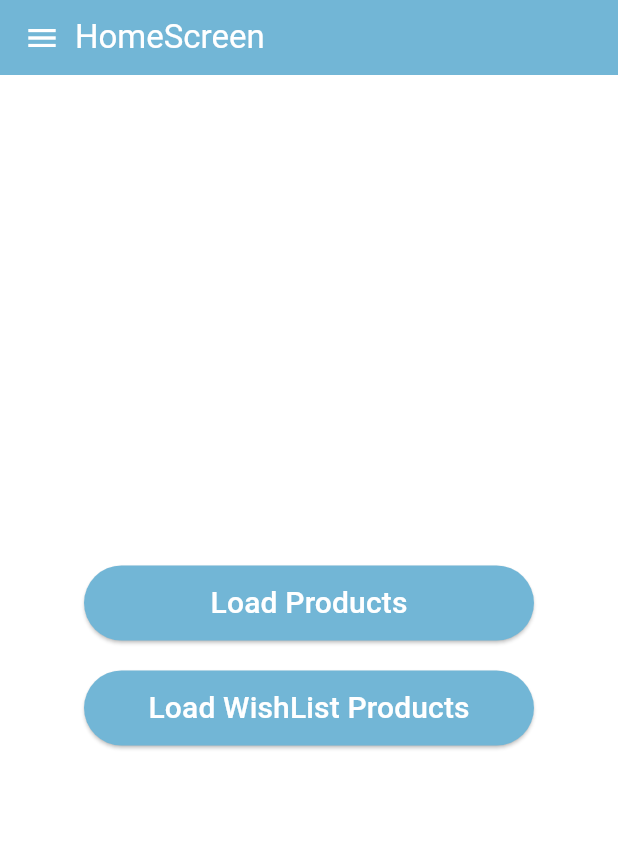
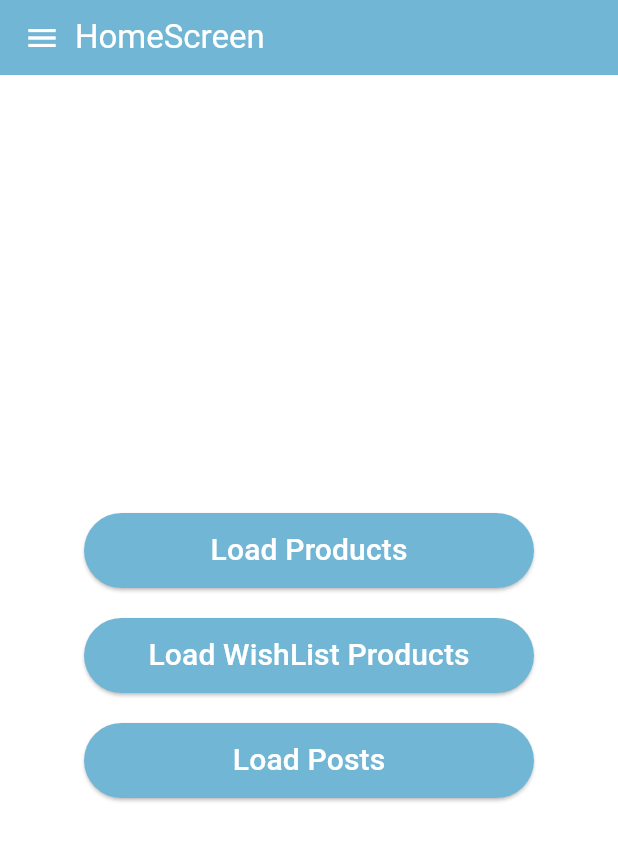
Before and after one commit to aviekhande/counterapp, a Flutter app: the HomeScreen screen opened by its route, on a phone screen of 412 x 824 dp. Shown: the top 841 px of the screen. Run offline on Flutter 3.47's test engine with Material 3 defaults, Android fonts, the phone set to English and light mode, and no system bars; drawn by our look-alikes of loader_overlay; our stand-ins replace auto_route, bloc, cloud_firestore, connectivity_plus, dio, equatable and 15 more; accounts and stored records are empty; generated files the repository leaves out were written again.

Commit message:
paging in posts api

```diff
--- a/lib/core/constants/constants.dart
+++ b/lib/core/constants/constants.dart
@@ -1 +1,2 @@
 const String productAPIBaseURL = "https://fakestoreapi.com";
+const String postAPIBaseURL = "https://dummyjson.com";
--- a/lib/core/routes/routes.dart
+++ b/lib/core/routes/routes.dart
@@ -21,12 +21,14 @@ class AppRouter extends $AppRouter {
         AutoRoute(
           page: SignUpScreenRoute.page,
         ),
-
         AutoRoute(
           page: SignUpScreenRoute.page,
         ),
         AutoRoute(
           page: ProfileScreenRoute.page,
+        ),
+            AutoRoute(
+          page: PostScreenRoute.page,
         ),
         isLogin()!=null?
         AutoRoute(page: HomeScreenRoute.page, path: "/"): AutoRoute(page: HomeScreenRoute.page),
--- a/lib/features/home_screen/presentation/pages/home_screen.dart
+++ b/lib/features/home_screen/presentation/pages/home_screen.dart
@@ -23,6 +23,7 @@ class _HomeScreenState extends State<HomeScreen> {
     internetBloc = context.read<InternetBloc>();
     internetBloc.checkInternet();
     internetBloc.trackConnectivityChange();
+    context.read<WishlistBloc>().add(WishListfetch());
     super.initState();
   }
 
@@ -70,8 +71,6 @@ class _HomeScreenState extends State<HomeScreen> {
                                 Color.fromARGB(255, 114, 182, 214)),
                             minimumSize: WidgetStatePropertyAll(Size(300, 50))),
                         onPressed: () async {
-                          context.read<WishlistBloc>().add(WishListfetch());
-                          // WishlistLoaded(wish);
                           if (state.status == ConnectivityStatus.disconnected) {
                             ScaffoldMessenger.of(context).showSnackBar(
                                 const SnackBar(
@@ -134,6 +133,35 @@ class _HomeScreenState extends State<HomeScreen> {
                         },
                       ),
                     ),
+                    const SizedBox(
+                      height: 20,
+                    ),
+                    BlocBuilder<InternetBloc, InternetStatus>(
+                        builder: (context, state) {
+                      return ElevatedButton(
+                        style: const ButtonStyle(
+                            backgroundColor: WidgetStatePropertyAll(
+                                Color.fromARGB(255, 114, 182, 214)),
+                            minimumSize: WidgetStatePropertyAll(Size(300, 50))),
+                        onPressed: () {
+                          if (state.status == ConnectivityStatus.disconnected) {
+                            ScaffoldMessenger.of(context).showSnackBar(
+                                const SnackBar(
+                                    content:
+                                        Text("Please connect to Internet")));
+                          } else {
+                            context.loaderOverlay.show();
+                            AutoRouter.of(context)
+                                .push(const PostScreenRoute());
+                          }
+                          context.loaderOverlay.hide();
+                        },
+                        child: const Text(
+                          "Load Posts",
+                          style: TextStyle(color: Colors.white, fontSize: 20),
+                        ),
+                      );
+                    })
                   ],
                 ),
                 drawer: const CommonDrawer(),
--- /dev/null
+++ b/lib/features/posts/data/data_source/getpost_api.dart
@@ -0,0 +1,18 @@
+import 'package:counterapp/features/posts/data/models/posts_model.dart';
+import 'package:dio/dio.dart';
+import 'package:retrofit/http.dart';
+import 'package:retrofit/retrofit.dart';
+import '../../../../core/constants/constants.dart';
+part 'getpost_api.g.dart';
+
+@RestApi(baseUrl: postAPIBaseURL)
+abstract class ApiService1 {
+  factory ApiService1(Dio dio, {String baseUrl}) = _ApiService1;
+
+  //--> Get Request
+  @GET('/posts')
+  Future<Posta> getPostData(
+    @Query('limit') int limit,
+    @Query('skip') int skip,
+  );
+}
--- /dev/null
+++ b/lib/features/posts/data/models/posts_model.dart
@@ -0,0 +1,166 @@
+class Posta {
+  List<Posts>? _posts;
+  int? _total;
+  int? _skip;
+  int? _limit;
+
+  Posta({List<Posts>? posts, int? total, int? skip, int? limit}) {
+    if (posts != null) {
+      this._posts = posts;
+    }
+    if (total != null) {
+      this._total = total;
+    }
+    if (skip != null) {
+      this._skip = skip;
+    }
+    if (limit != null) {
+      this._limit = limit;
+    }
+  }
+
+  List<Posts>? get posts => _posts;
+  set posts(List<Posts>? posts) => _posts = posts;
+  int? get total => _total;
+  set total(int? total) => _total = total;
+  int? get skip => _skip;
+  set skip(int? skip) => _skip = skip;
+  int? get limit => _limit;
+  set limit(int? limit) => _limit = limit;
+
+  Posta.fromJson(Map<String, dynamic> json) {
+    if (json['posts'] != null) {
+      _posts = <Posts>[];
+      json['posts'].forEach((v) {
+        _posts!.add(new Posts.fromJson(v));
+      });
+    }
+    _total = json['total'];
+    _skip = json['skip'];
+    _limit = json['limit'];
+  }
+
+  Map<String, dynamic> toJson() {
+    final Map<String, dynamic> data = new Map<String, dynamic>();
+    if (this._posts != null) {
+      data['posts'] = this._posts!.map((v) => v.toJson()).toList();
+    }
+    data['total'] = this._total;
+    data['skip'] = this._skip;
+    data['limit'] = this._limit;
+    return data;
+  }
+}
+
+class Posts {
+  int? _id;
+  String? _title;
+  String? _body;
+  List<String>? _tags;
+  Reactions? _reactions;
+  int? _views;
+  int? _userId;
+
+  Posts(
+      {int? id,
+      String? title,
+      String? body,
+      List<String>? tags,
+      Reactions? reactions,
+      int? views,
+      int? userId}) {
+    if (id != null) {
+      this._id = id;
+    }
+    if (title != null) {
+      this._title = title;
+    }
+    if (body != null) {
+      this._body = body;
+    }
+    if (tags != null) {
+      this._tags = tags;
+    }
+    if (reactions != null) {
+      this._reactions = reactions;
+    }
+    if (views != null) {
+      this._views = views;
+    }
+    if (userId != null) {
+      this._userId = userId;
+    }
+  }
+
+  int? get id => _id;
+  set id(int? id) => _id = id;
+  String? get title => _title;
+  set title(String? title) => _title = title;
+  String? get body => _body;
+  set body(String? body) => _body = body;
+  List<String>? get tags => _tags;
+  set tags(List<String>? tags) => _tags = tags;
+  Reactions? get reactions => _reactions;
+  set reactions(Reactions? reactions) => _reactions = reactions;
+  int? get views => _views;
+  set views(int? views) => _views = views;
+  int? get userId => _userId;
+  set userId(int? userId) => _userId = userId;
+
+  Posts.fromJson(Map<String, dynamic> json) {
+    _id = json['id'];
+    _title = json['title'];
+    _body = json['body'];
+    _tags = json['tags'].cast<String>();
+    _reactions = json['reactions'] != null
+        ? new Reactions.fromJson(json['reactions'])
+        : null;
+    _views = json['views'];
+    _userId = json['userId'];
+  }
+
+  Map<String, dynamic> toJson() {
+    final Map<String, dynamic> data = new Map<String, dynamic>();
+    data['id'] = this._id;
+    data['title'] = this._title;
+    data['body'] = this._body;
+    data['tags'] = this._tags;
+    if (this._reactions != null) {
+      data['reactions'] = this._reactions!.toJson();
+    }
+    data['views'] = this._views;
+    data['userId'] = this._userId;
+    return data;
+  }
+}
+
+class Reactions {
+  int? _likes;
+  int? _dislikes;
+
+  Reactions({int? likes, int? dislikes}) {
+    if (likes != null) {
+      this._likes = likes;
+    }
+    if (dislikes != null) {
+      this._dislikes = dislikes;
+    }
+  }
+
+  int? get likes => _likes;
+  set likes(int? likes) => _likes = likes;
+  int? get dislikes => _dislikes;
+  set dislikes(int? dislikes) => _dislikes = dislikes;
+
+  Reactions.fromJson(Map<String, dynamic> json) {
+    _likes = json['likes'];
+    _dislikes = json['dislikes'];
+  }
+
+  Map<String, dynamic> toJson() {
+    final Map<String, dynamic> data = new Map<String, dynamic>();
+    data['likes'] = this._likes;
+    data['dislikes'] = this._dislikes;
+    return data;
+  }
+}
--- /dev/null
+++ b/lib/features/posts/presentation/bloc/posts_bloc.dart
@@ -0,0 +1,28 @@
+import 'dart:developer';
+
+import 'package:bloc/bloc.dart';
+import 'package:counterapp/features/posts/data/data_source/getpost_api.dart';
+import '../../data/models/posts_model.dart';
+part 'posts_event.dart';
+part 'posts_state.dart';
+
+class PostsBloc extends Bloc<PostsEvent, PostsState> {
+  final ApiService1 apiService;
+  List<Posts>? post;
+  PostsBloc({required this.apiService}) : super(PostsInitial()) {
+    on<PostsLoading>(_getPosts);
+  }
+  void _getPosts(PostsLoading event, Emitter<PostsState> emit) async {
+    log("${event.skip}");
+    Posta posts = await apiService.getPostData(10, event.skip);
+    if(post == null) {
+        post =posts.posts;
+    }else
+    if(posts.posts != null){
+        post = post! + posts.posts!;
+    }
+
+    log("$post");
+    emit(PostsFetch(posts: post));
+  }
+}
--- /dev/null
+++ b/lib/features/posts/presentation/bloc/posts_event.dart
@@ -0,0 +1,8 @@
+part of 'posts_bloc.dart';
+
+sealed class PostsEvent {
+}
+class PostsLoading extends PostsEvent {
+  int skip;
+  PostsLoading({required this.skip});
+}
--- /dev/null
+++ b/lib/features/posts/presentation/bloc/posts_state.dart
@@ -0,0 +1,10 @@
+part of 'posts_bloc.dart';
+
+sealed class PostsState  {
+
+}
+ class PostsInitial extends PostsState {}
+ class PostsFetch extends PostsState{
+  List<Posts>? posts;
+  PostsFetch({required this.posts});
+ }
--- a/lib/features/product_details/data/data_sources/remote/getproduct_api.dart
+++ b/lib/features/product_details/data/data_sources/remote/getproduct_api.dart
@@ -52,7 +52,7 @@ part 'getproduct_api.g.dart';
 //   }
 // }
 
-// ----> using Dio
+// ----> using Retrofit
 @RestApi(baseUrl:productAPIBaseURL)
 abstract class ApiService {
   factory ApiService(Dio dio,{String baseUrl}) = _ApiService;
--- a/lib/features/product_details/data/models/getproduct_model/getproduct_model.dart
+++ b/lib/features/product_details/data/models/getproduct_model/getproduct_model.dart
@@ -1,6 +1,6 @@
 import 'package:equatable/equatable.dart';
 import 'package:json_annotation/json_annotation.dart';
-part 'getproduct_model.g.dart';
+// part 'getproduct_model.g.dart';
 // ---> Model Class
 
 @JsonSerializable()
--- a/lib/features/profile_details/data/getuserdata.dart
+++ b/lib/features/profile_details/data/getuserdata.dart
@@ -1,9 +1,7 @@
 import 'dart:developer';
-
 import 'package:cloud_firestore/cloud_firestore.dart';
 import 'package:counterapp/features/product_details/data/models/getproduct_model/getproduct_model.dart';
 import 'package:counterapp/features/profile_details/presentation/pages/profil_screen.dart';
-
 import '../../auth/domain/usecases/sessioncontroller.dart';
 
 Future<DocumentSnapshot?> getUserData() async {
--- a/lib/features/profile_details/presentation/bloc/bloc/profiledata_bloc.dart
+++ b/lib/features/profile_details/presentation/bloc/bloc/profiledata_bloc.dart
@@ -17,7 +17,11 @@ class ProfiledataBloc extends Bloc<ProfiledataEvent, ProfiledataState> {
     log("${doc?['mobile']}");
     emit(ProfileDataLoading(docSnap: doc));
   }
-  void _onProfileImageUpdate(ProfileUpdate event,Emitter<ProfiledataState> emit) async {
+
+  void _onProfileImageUpdate(
+      ProfileUpdate event, Emitter<ProfiledataState> emit) async {
+    print(event.image);
     emit(ProfileImageLoading(image: event.image));
+
   }
 }
--- a/lib/features/profile_details/presentation/bloc/bloc/profiledata_state.dart
+++ b/lib/features/profile_details/presentation/bloc/bloc/profiledata_state.dart
@@ -1,12 +1,15 @@
 part of 'profiledata_bloc.dart';
 
 class ProfiledataState {}
+
 final class ProfiledataInitial extends ProfiledataState {}
-final class ProfileDataLoading extends ProfiledataState {
-  final DocumentSnapshot? docSnap;
+
+class ProfileDataLoading extends ProfiledataState {
+  DocumentSnapshot? docSnap;
   ProfileDataLoading({required this.docSnap});
 }
-final class ProfileImageLoading extends ProfiledataState {
-  final String image;
+
+class ProfileImageLoading extends ProfiledataState {
+  String image;
   ProfileImageLoading({required this.image});
 }
--- a/lib/injection.dart
+++ b/lib/injection.dart
@@ -2,10 +2,13 @@ import 'package:counterapp/core/static.dart';
 import 'package:counterapp/features/product_details/data/data_sources/remote/getproduct_api.dart';
 import 'package:dio/dio.dart';
 import 'package:get_it/get_it.dart';
+
+import 'features/posts/data/data_source/getpost_api.dart';
 
 GetIt getIt = GetIt.instance;
 void locator() {
   // getIt.registerLazySingleton(() => GetProducts());
   getIt.registerLazySingleton(() => ProductRepo());
   getIt.registerLazySingleton(() => ApiService(Dio()));
+  getIt.registerLazySingleton(() => ApiService1(Dio()));
 }
```
Also changed, not shown: lib/features/posts/presentation/pages/post_screen.dart (added, +79 -0 lines), lib/features/posts/presentation/widgets/postcontainer.dart (added, +126 -0 lines), lib/features/profile_details/presentation/pages/profil_screen.dart (+10 -6 lines), lib/main.dart (+13 -9 lines), lib/core/routes/routes_import.gr.dart, lib/features/posts/data/data_source/getpost_api.g.dart (added), lib/features/product_details/data/models/getproduct_model/getproduct_model.g.dart (deleted).
